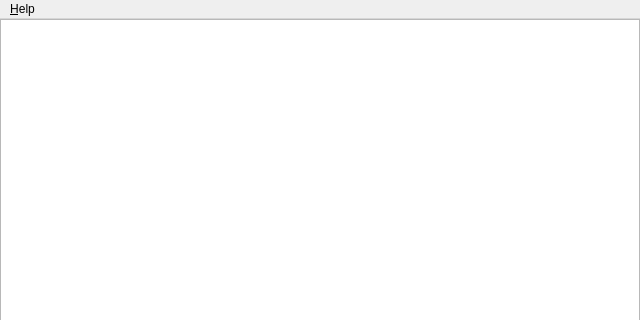
rakhimov/scram, file gui/mainwindow.ui: the form before one commit; both pictures show x 0 to 640 and y 0 to 320 of the 640 by 480 pixel window.
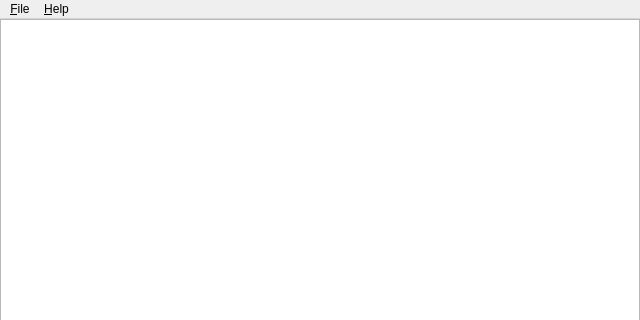
The form after the commit. Icons and pictures are not drawn.

Commit message: GUI: Add 'exit' item in File menu

The edit to the form file:
```diff
--- a/gui/mainwindow.ui
+++ b/gui/mainwindow.ui
@@ -67,6 +67,13 @@
     <addaction name="actionAboutScram"/>
     <addaction name="actionAboutQt"/>
    </widget>
+   <widget class="QMenu" name="menuFile">
+    <property name="title">
+     <string>&amp;File</string>
+    </property>
+    <addaction name="actionExit"/>
+   </widget>
+   <addaction name="menuFile"/>
    <addaction name="menuHelp"/>
   </widget>
   <widget class="QStatusBar" name="statusBar"/>
```
Left out of the diff: 17 changed lines with no effect on the pictures. The commit also changes 1 other file.
